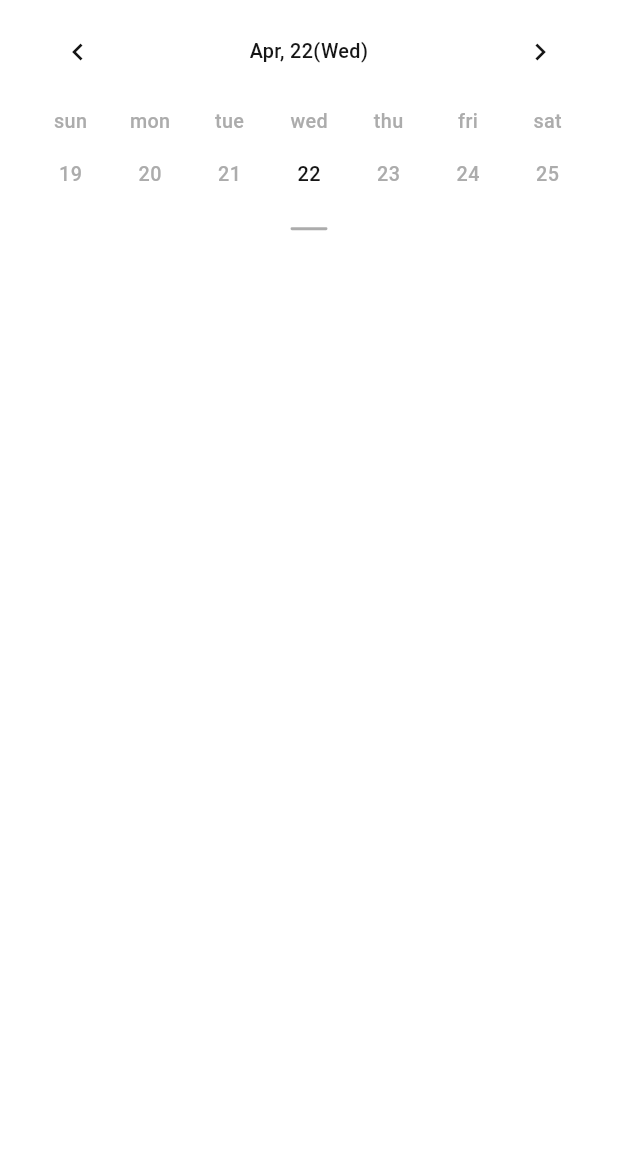
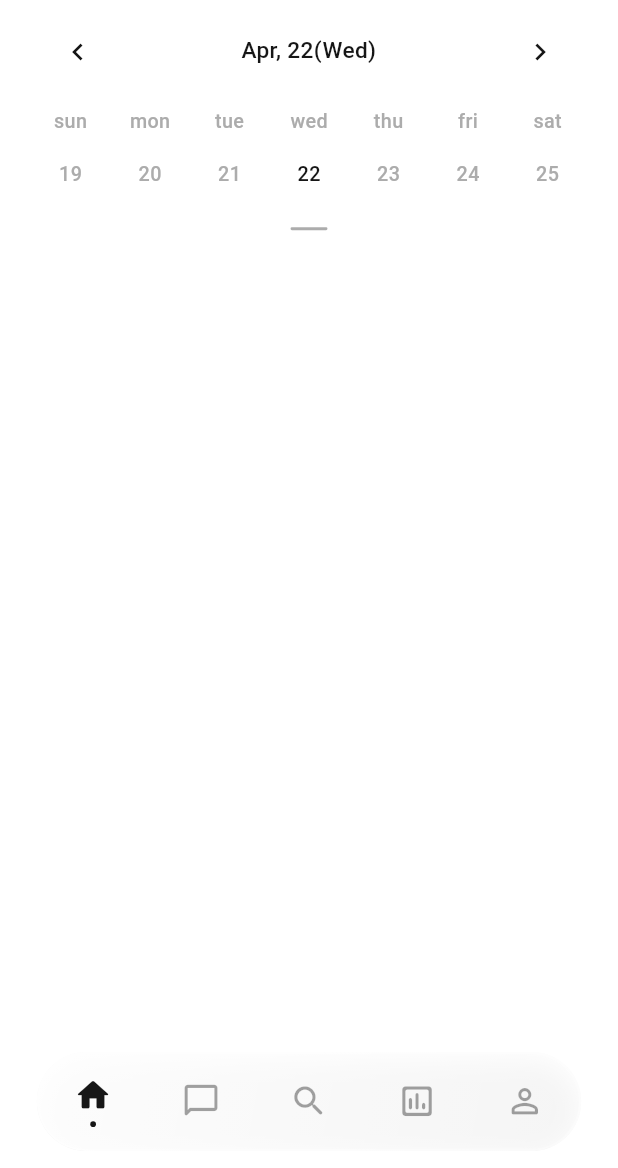
Before and after one commit to jaewon020805/observed, a Flutter app: the screen it shows after launch, on a phone screen of 412 x 824 dp, the part 68-1236 px from its top. Run offline on Flutter 3.47's test engine with Material 3 defaults, Android fonts, the phone set to English and light mode, and no system bars; drawn by our look-alikes of table_calendar; our stand-ins replace flutter_riverpod, flutter_screenutil, flutter_svg, go_router; Roboto replaces fonts that are missing (Pretendard).

Commit message:
[struct] bottom navigation bar

```diff
--- a/observed/lib/core/router/app_router.dart
+++ b/observed/lib/core/router/app_router.dart
@@ -1,20 +1,72 @@
+import 'package:flutter/material.dart';
+import 'package:go_router/go_router.dart';
 import 'package:flutter_riverpod/flutter_riverpod.dart';
-import 'package:go_router/go_router.dart';
 import 'package:observed/core/router/app_routes.dart';
+import 'package:observed/presentation/splash/splash_screen.dart';
 import 'package:observed/presentation/home/home_screen.dart';
-import 'package:observed/presentation/splash/splash_screen.dart';
+import 'package:observed/presentation/chatting/chatting_screen.dart';
+import 'package:observed/presentation/search/search_screen.dart';
+import 'package:observed/presentation/report/report_screen.dart';
+import 'package:observed/presentation/setting/setting_screen.dart';
+import 'package:observed/presentation/main/main_screen.dart';
+
+final GlobalKey<NavigatorState> _rootNavigatorKey = GlobalKey<NavigatorState>();
 
 final routerProvider = Provider<GoRouter>((ref) {
   return GoRouter(
+    navigatorKey: _rootNavigatorKey,
     initialLocation: AppRoutes.splash,
     routes: [
       GoRoute(
         path: AppRoutes.splash,
         builder: (context, state) => const SplashScreen(),
       ),
-      GoRoute(
-        path: AppRoutes.home,
-        builder: (context, state) => const HomeScreen(),
+      StatefulShellRoute.indexedStack(
+        builder: (context, state, navigationShell) {
+          return MainScreen(navigationShell: navigationShell);
+        },
+        branches: [
+          StatefulShellBranch(
+            routes: [
+              GoRoute(
+                path: AppRoutes.home,
+                builder: (context, state) => const HomeScreen(),
+              ),
+            ],
+          ),
+          StatefulShellBranch(
+            routes: [
+              GoRoute(
+                path: AppRoutes.chatting,
+                builder: (context, state) => const ChattingScreen(),
+              ),
+            ],
+          ),
+          StatefulShellBranch(
+            routes: [
+              GoRoute(
+                path: AppRoutes.search,
+                builder: (context, state) => const SearchScreen(),
+              ),
+            ],
+          ),
+          StatefulShellBranch(
+            routes: [
+              GoRoute(
+                path: AppRoutes.report,
+                builder: (context, state) => const ReportScreen(),
+              ),
+            ],
+          ),
+          StatefulShellBranch(
+            routes: [
+              GoRoute(
+                path: AppRoutes.setting,
+                builder: (context, state) => const SettingScreen(),
+              ),
+            ],
+          ),
+        ],
       ),
     ],
   );
--- a/observed/lib/core/router/app_routes.dart
+++ b/observed/lib/core/router/app_routes.dart
@@ -1,4 +1,8 @@
 class AppRoutes {
   static const String splash = '/';
   static const String home = '/home';
+  static const String chatting = '/chatting';
+  static const String search = '/search';
+  static const String report = '/report';
+  static const String setting = '/setting';
 }
--- a/observed/lib/main.dart
+++ b/observed/lib/main.dart
@@ -3,6 +3,7 @@ import 'package:flutter_riverpod/flutter_riverpod.dart';
 import 'package:flutter_screenutil/flutter_screenutil.dart';
 import 'package:observed/core/router/app_router.dart';
 import 'package:observed/core/theme/app_theme.dart';
+import 'package:observed/core/theme/theme_provider.dart';
 
 void main() {
   runApp(const ProviderScope(child: MyApp()));
@@ -14,6 +15,7 @@ class MyApp extends ConsumerWidget {
   @override
   Widget build(BuildContext context, WidgetRef ref) {
     final router = ref.watch(routerProvider);
+    final themeMode = ref.watch(themeProvider);
 
     return ScreenUtilInit(
       designSize: const Size(402, 874),
@@ -22,9 +24,10 @@ class MyApp extends ConsumerWidget {
       builder: (context, child) {
         return MaterialApp.router(
           title: 'Observed',
+          debugShowCheckedModeBanner: false,
           theme: AppTheme.lightTheme,
           darkTheme: AppTheme.darkTheme,
-          themeMode: ThemeMode.system,
+          themeMode: themeMode,
           routerConfig: router,
         );
       },
--- a/observed/lib/presentation/components/custom_calendar.dart
+++ b/observed/lib/presentation/components/custom_calendar.dart
@@ -29,17 +29,20 @@ class _CustomCalendarState extends State<CustomCalendar> {
 
     return Column(
       children: [
-        // Using AnimatedSize to fit the content height perfectly
+        // Using AnimatedSize and AnimatedOpacity for a "gradual reveal" effect
         AnimatedSize(
-          duration: const Duration(milliseconds: 300),
-          curve: Curves.easeInOut,
+          duration: const Duration(milliseconds: 500),
+          curve: Curves.fastOutSlowIn,
+          child: AnimatedOpacity(
+            duration: const Duration(milliseconds: 500),
+            opacity: 1.0,
             child: TableCalendar(
               firstDay: DateTime.utc(2020, 1, 1),
               lastDay: DateTime.utc(2030, 12, 31),
               focusedDay: _focusedDay,
               calendarFormat: _calendarFormat,
-            rowHeight: 45.h, // Compact row height
-            daysOfWeekHeight: 30.h, // Compact day of week height
+              rowHeight: 45.h,
+              daysOfWeekHeight: 30.h,
               availableCalendarFormats: const {
                 CalendarFormat.month: 'Month',
                 CalendarFormat.week: 'Week',
@@ -62,7 +65,7 @@ class _CustomCalendarState extends State<CustomCalendar> {
               headerStyle: HeaderStyle(
                 formatButtonVisible: false,
                 titleCentered: true,
-              titleTextStyle: AppTextStyles.m4.copyWith(
+                titleTextStyle: AppTextStyles.m3.copyWith(
                   color: customColors.text1,
                 ),
                 leftChevronIcon: Icon(
@@ -106,10 +109,11 @@ class _CustomCalendarState extends State<CustomCalendar> {
                 outsideBuilder: (context, day, focusedDay) {
                   return _buildDayCell(
                     day,
-                  customColors.text2!.withOpacity(0.3),
+                    customColors.text2!.withValues(alpha: 0.1),
                     false,
-                );
+                  ); // Faded outside days
                 },
+              ),
             ),
           ),
         ),
@@ -125,7 +129,7 @@ class _CustomCalendarState extends State<CustomCalendar> {
             }
           },
           child: Container(
-            padding: EdgeInsets.symmetric(vertical: 15.h), // Consistent padding
+            padding: EdgeInsets.symmetric(vertical: 15.h),
             color: Colors.transparent,
             width: double.infinity,
             alignment: Alignment.center,
--- /dev/null
+++ b/observed/lib/presentation/main/main_screen.dart
@@ -0,0 +1,128 @@
+import 'dart:ui';
+import 'package:flutter/material.dart';
+import 'package:flutter_screenutil/flutter_screenutil.dart';
+import 'package:go_router/go_router.dart';
+import 'package:observed/core/theme/app_theme.dart';
+
+class MainScreen extends StatelessWidget {
+  final StatefulNavigationShell navigationShell;
+
+  const MainScreen({super.key, required this.navigationShell});
+
+  void _onTap(int index) {
+    navigationShell.goBranch(
+      index,
+      initialLocation: index == navigationShell.currentIndex,
+    );
+  }
+
+  @override
+  Widget build(BuildContext context) {
+    final customColors = Theme.of(context).custom;
+
+    return Scaffold(
+      extendBody: true,
+      body: navigationShell,
+      bottomNavigationBar: SafeArea(
+        child: Padding(
+          padding: EdgeInsets.symmetric(horizontal: 24.w, vertical: 12.h),
+          child: ClipRRect(
+            borderRadius: BorderRadius.circular(100.r),
+            child: BackdropFilter(
+              filter: ImageFilter.blur(sigmaX: 8, sigmaY: 8),
+              child: Container(
+                height: 70.h,
+                decoration: BoxDecoration(
+                  // Added gradient for better visibility and premium glass feel
+                  gradient: LinearGradient(
+                    begin: Alignment.topLeft,
+                    end: Alignment.bottomRight,
+                    colors: [
+                      customColors.bg!.withValues(alpha: 0.9),
+                      customColors.bg!.withValues(alpha: 0.6),
+                    ],
+                  ),
+                  borderRadius: BorderRadius.circular(100.r),
+                  border: Border.all(
+                    color: Colors.white.withValues(alpha: 0.3),
+                    width: 1.5,
+                  ),
+                  boxShadow: [
+                    BoxShadow(
+                      color: Colors.black.withValues(alpha: 0.1),
+                      blurRadius: 15,
+                      offset: const Offset(0, 5),
+                    ),
+                  ],
+                ),
+                child: Row(
+                  mainAxisAlignment: MainAxisAlignment.spaceAround,
+                  children: [
+                    _buildNavItem(0, Icons.home_rounded, Icons.home_outlined),
+                    _buildNavItem(
+                      1,
+                      Icons.chat_bubble_rounded,
+                      Icons.chat_bubble_outline_rounded,
+                    ),
+                    _buildNavItem(
+                      2,
+                      Icons.search_rounded,
+                      Icons.search_rounded,
+                    ),
+                    _buildNavItem(
+                      3,
+                      Icons.insert_chart_rounded,
+                      Icons.insert_chart_outlined_rounded,
+                    ),
+                    _buildNavItem(
+                      4,
+                      Icons.person_rounded,
+                      Icons.person_outline_rounded,
+                    ),
+                  ],
+                ),
+              ),
+            ),
+          ),
+        ),
+      ),
+    );
+  }
+
+  Widget _buildNavItem(int index, IconData activeIcon, IconData inactiveIcon) {
+    final isSelected = navigationShell.currentIndex == index;
+    return Builder(
+      builder: (context) {
+        final customColors = Theme.of(context).custom;
+        return GestureDetector(
+          onTap: () => _onTap(index),
+          behavior: HitTestBehavior.opaque,
+          child: SizedBox(
+            width: 50.w,
+            child: Column(
+              mainAxisAlignment: MainAxisAlignment.center,
+              children: [
+                Icon(
+                  isSelected ? activeIcon : inactiveIcon,
+                  color: isSelected ? customColors.text1 : customColors.text1!.withValues(alpha: 0.4),
+                  size: 28.sp,
+                ),
+                if (isSelected) ...[
+                  SizedBox(height: 4.h),
+                  Container(
+                    width: 4.w,
+                    height: 4.h,
+                    decoration: BoxDecoration(
+                      color: customColors.text1,
+                      shape: BoxShape.circle,
+                    ),
+                  ),
+                ],
+              ],
+            ),
+          ),
+        );
+      },
+    );
+  }
+}
```
Also changed, not shown: observed/lib/core/theme/theme_provider.dart (added, +22 -0 lines), observed/lib/presentation/chatting/chatting_screen.dart (added, +58 -0 lines), observed/lib/presentation/report/report_screen.dart (added, +10 -0 lines), observed/lib/presentation/search/search_screen.dart (added, +10 -0 lines), observed/lib/presentation/setting/setting_screen.dart (added, +58 -0 lines). Lines whose indentation alone changed are shown as unchanged.
